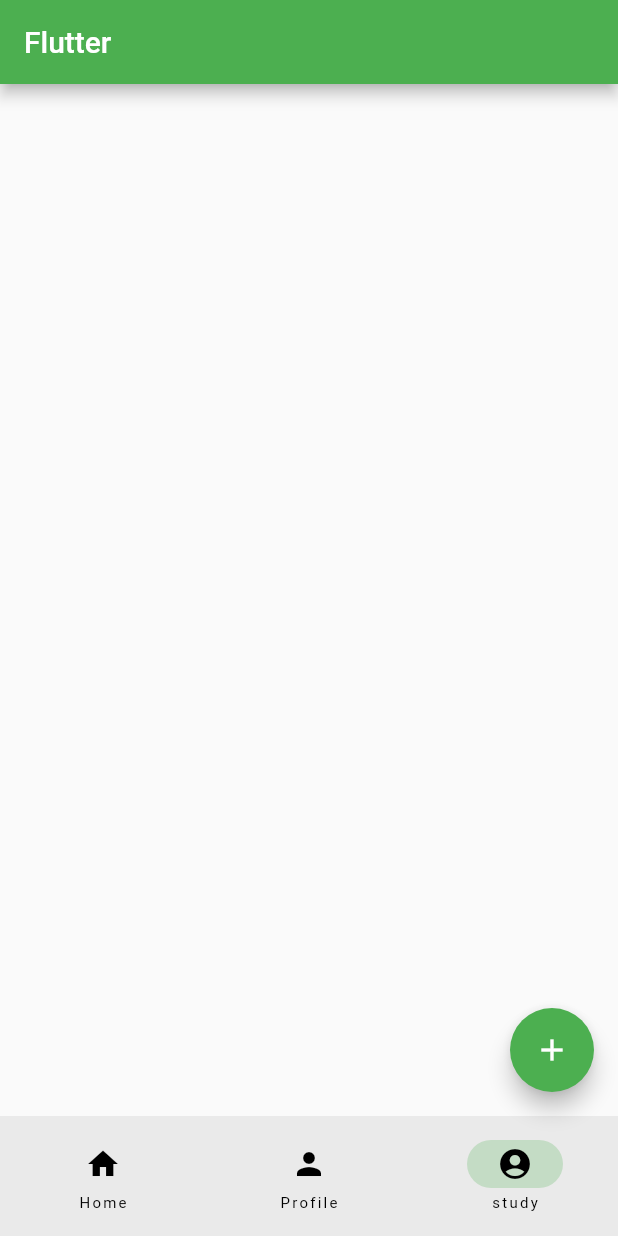
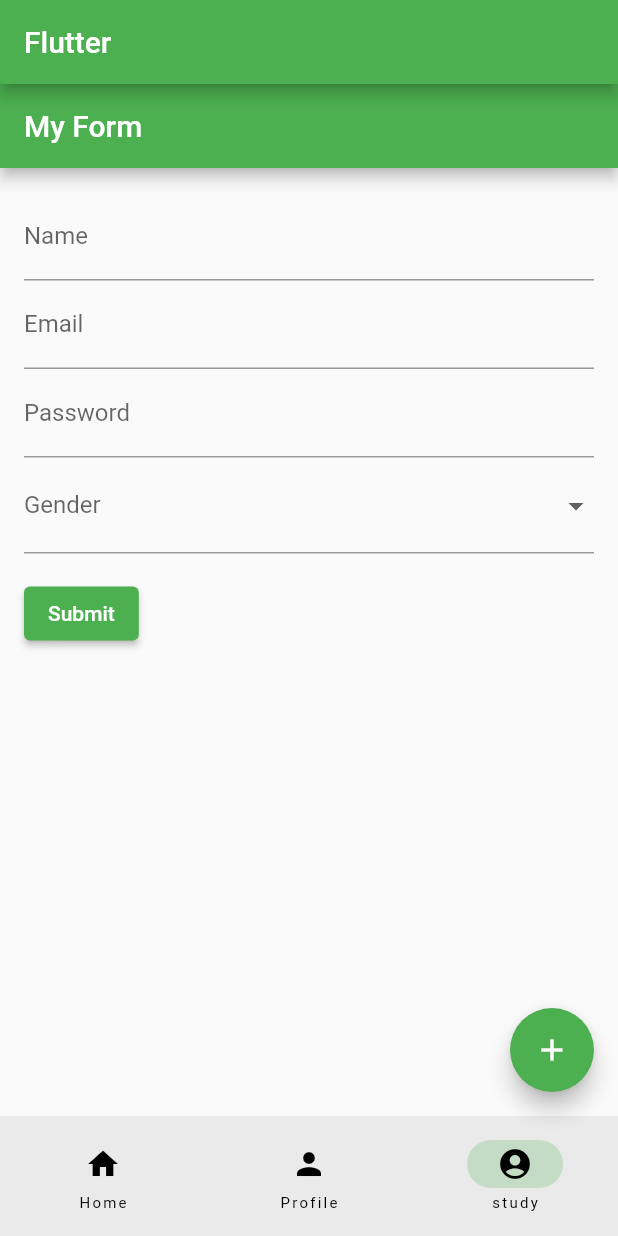
Before and after one commit to abe-masafumi/flutter-playgrounds, a Flutter app: the screen it shows after launch, item 3 of the bottom bar chosen, on a phone screen of 412 x 824 dp. Run offline on Flutter 3.47's test engine with Material 2 defaults, Android fonts, the phone set to English and light mode, and no system bars.

Commit message:
add:formの作成

```diff
--- a/lib/StudyPage.dart
+++ /dev/null
@@ -1,15 +0,0 @@
-import 'package:flutter/material.dart';
-
-class StudyPage extends StatefulWidget {
-  const StudyPage({Key key}) : super(key: key);
-
-  @override
-  State<StudyPage> createState() => _StudyPageState();
-}
-
-class _StudyPageState extends State<StudyPage> {
-  @override
-  Widget build(BuildContext context) {
-    return Container();
-  }
-}
--- a/lib/main.dart
+++ b/lib/main.dart
@@ -1,7 +1,7 @@
 import 'package:flutter/material.dart';
 import 'package:flutterstudy/heme_page.dart';
 import 'package:flutterstudy/profile_page.dart';
-import 'StudyPage.dart';
+import 'myform.dart';
 
 void main() {
   runApp(const MyApp());
@@ -29,10 +29,10 @@ class RootPage extends StatefulWidget {
 
 class _RootPageState extends State<RootPage> {
   int currentPage = 0;
-  List<Widget> pages = const [
-    HomePage(),
-    ProfilePage(),
-    StudyPage(),
+  List<Widget> pages = [
+    const HomePage(),
+    const ProfilePage(),
+    MyForm(),
   ];
   @override
   Widget build(BuildContext context) {
@@ -51,11 +51,12 @@ class _RootPageState extends State<RootPage> {
         destinations: const [
           NavigationDestination(icon: Icon(Icons.home), label: 'Home'),
           NavigationDestination(icon: Icon(Icons.person), label: 'Profile'),
-          NavigationDestination(icon: Icon(Icons.account_circle_sharp), label: 'study')
+          NavigationDestination(
+              icon: Icon(Icons.account_circle_sharp), label: 'study')
         ],
-        onDestinationSelected: (int index){
+        onDestinationSelected: (int index) {
           setState(() {
-          currentPage = index;
+            currentPage = index;
           });
         },
         selectedIndex: currentPage,
--- /dev/null
+++ b/lib/myform.dart
@@ -0,0 +1,127 @@
+import 'package:flutter/material.dart';
+
+class MyForm extends StatefulWidget {
+  @override
+  _MyFormState createState() => _MyFormState();
+}
+
+class _MyFormState extends State<MyForm> {
+  final _formKey = GlobalKey<FormState>();
+  String _name;
+  String _email;
+  String _password;
+  String _gender;
+
+  @override
+  Widget build(BuildContext context) {
+    return Scaffold(
+      appBar: AppBar(
+        title: Text('My Form'),
+      ),
+      body: Padding(
+        padding: const EdgeInsets.all(16.0),
+        child: Form(
+          key: _formKey,
+          child: Column(
+            crossAxisAlignment: CrossAxisAlignment.start,
+            children: <Widget>[
+              TextFormField(
+                decoration: InputDecoration(
+                  labelText: 'Name',
+                ),
+                validator: (value) {
+                  if (value.isEmpty) {
+                    return 'Please enter your name';
+                  }
+                  return null;
+                },
+                onSaved: (value) {
+                  _name = value;
+                },
+              ),
+              TextFormField(
+                decoration: InputDecoration(
+                  labelText: 'Email',
+                ),
+                validator: (value) {
+                  if (value.isEmpty) {
+                    return 'Please enter your email address';
+                  } else if (!RegExp(r"^[a-zA-Z0-9.]+@[a-zA-Z0-9]+\.[a-zA-Z]+")
+                      .hasMatch(value)) {
+                    return 'Please enter a valid email address';
+                  }
+                  return null;
+                },
+                onSaved: (value) {
+                  _email = value;
+                },
+              ),
+              TextFormField(
+                decoration: InputDecoration(
+                  labelText: 'Password',
+                ),
+                obscureText: true,
+                validator: (value) {
+                  if (value.isEmpty) {
+                    return 'Please enter a password';
+                  }
+                  return null;
+                },
+                onSaved: (value) {
+                  _password = value;
+                },
+              ),
+              DropdownButtonFormField(
+                value: _gender,
+                items: [
+                  DropdownMenuItem(
+                    value: 'Male',
+                    child: Text('Male'),
+                  ),
+                  DropdownMenuItem(
+                    value: 'Female',
+                    child: Text('Female'),
+                  ),
+                  DropdownMenuItem(
+                    value: 'Other',
+                    child: Text('Other'),
+                  ),
+                ],
+                onChanged: (value) {
+                  setState(() {
+                    _gender = value;
+                  });
+                },
+                decoration: InputDecoration(
+                  labelText: 'Gender',
+                ),
+                validator: (value) {
+                  if (value == null) {
+                    return 'Please select a gender';
+                  }
+                  return null;
+                },
+              ),
+              Padding(
+                padding: const EdgeInsets.symmetric(vertical: 16.0),
+                child: ElevatedButton(
+                  onPressed: () {
+                    if (_formKey.currentState.validate()) {
+                      _formKey.currentState.save();
+                      // フォーム送信時の処理
+                      print('Name: $_name');
+                      print('Email: $_email');
+                      print('Password: $_password');
+                      print('Gender: $_gender');
+                    }
+                  },
+                  child: Text('Submit'),
+                ),
+              ),
+            ],
+          ),
+        ),
+      ),
+    );
+  }
+}
```
Also changed, not shown: lib/profile_page.dart (+4 -3 lines), pubspec.lock, 1 other file.
